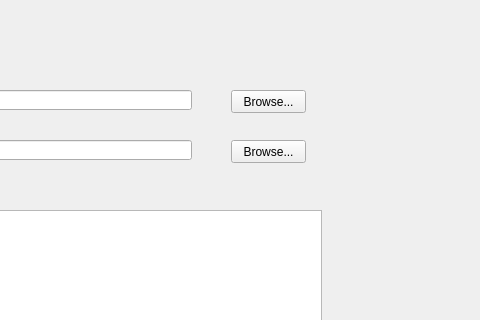
Qt form ui/clonewindow.ui (hidog/HiGit) before a commit; both pictures show x 239 to 719 and y 0 to 320 of the 719 by 514 pixel window.
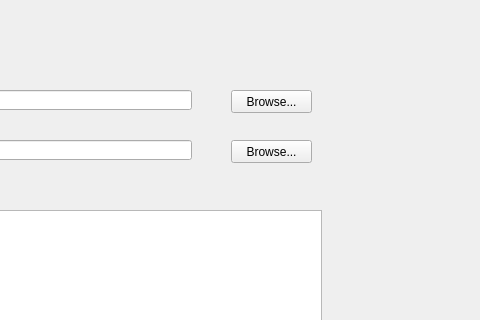
The same form after that commit.

Diff of the .ui file:
```diff
--- a/ui/clonewindow.ui
+++ b/ui/clonewindow.ui
@@ -65,7 +65,7 @@
      <rect>
       <x>470</x>
       <y>140</y>
-      <width>75</width>
+      <width>81</width>
       <height>23</height>
      </rect>
     </property>
@@ -78,7 +78,7 @@
      <rect>
       <x>470</x>
       <y>90</y>
-      <width>75</width>
+      <width>81</width>
       <height>23</height>
      </rect>
     </property>
```
